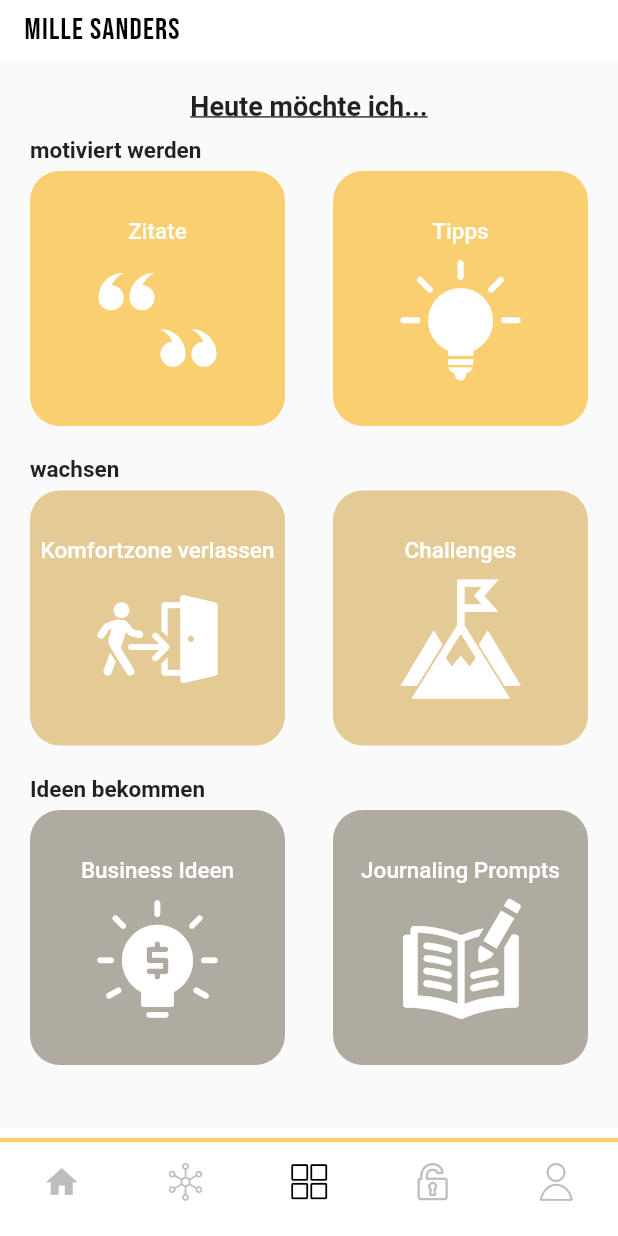
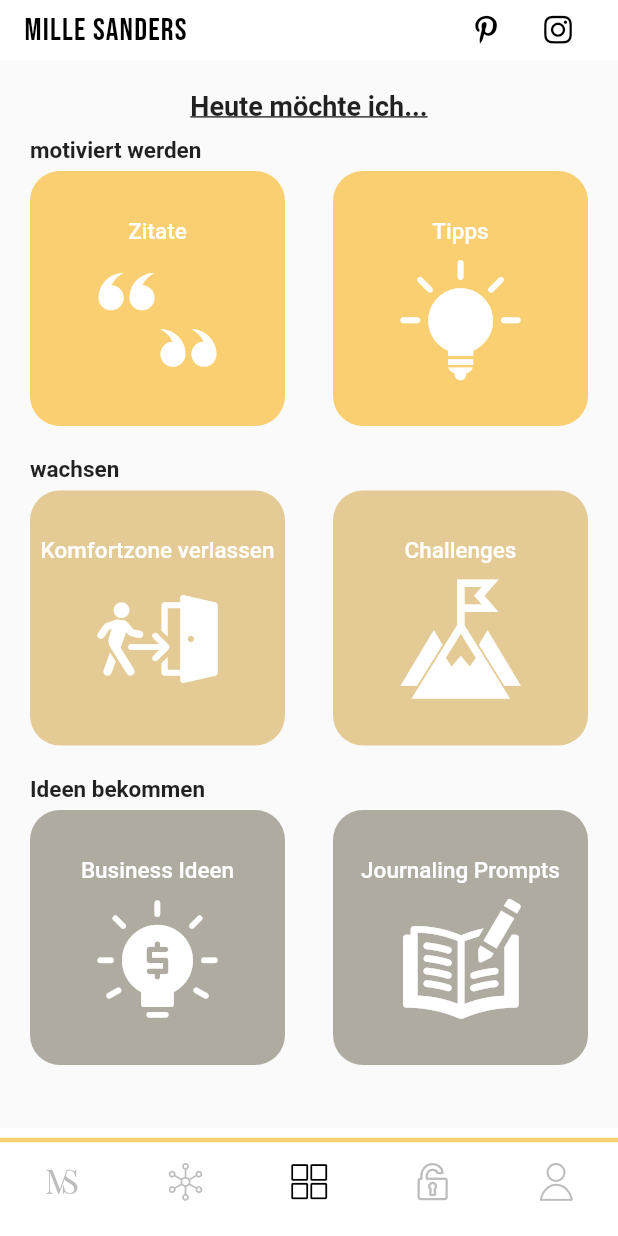
Before and after one commit to lunaticcoding/MilleSandersApp, a Flutter app: the screen it shows after launch, on a phone screen of 412 x 824 dp. Run offline on Flutter 3.47's test engine with Material 2 defaults, Android fonts, the phone set to English and light mode, and no system bars; our stand-ins replace google_fonts, provider_architecture.

Commit message:
#1 add social media icons

```diff
--- a/flutter_app/lib/constants/the_noun_project_icons_icons.dart
+++ b/flutter_app/lib/constants/the_noun_project_icons_icons.dart
@@ -44,4 +44,9 @@ class TheNounProjectIcons {
   static const IconData noun_unlock = const IconData(0xe814, fontFamily: _kFontFam, fontPackage: _kFontPkg);
   static const IconData noun_whatsapp = const IconData(0xe815, fontFamily: _kFontFam, fontPackage: _kFontPkg);
   static const IconData noun_write = const IconData(0xe816, fontFamily: _kFontFam, fontPackage: _kFontPkg);
+  static const IconData logo_millesanders = const IconData(0xe817, fontFamily: _kFontFam, fontPackage: _kFontPkg);
+  static const IconData pinterest = const IconData(0xe818, fontFamily: _kFontFam, fontPackage: _kFontPkg);
+  static const IconData linkedin = const IconData(0xe819, fontFamily: _kFontFam, fontPackage: _kFontPkg);
+  static const IconData instagram = const IconData(0xe81a, fontFamily: _kFontFam, fontPackage: _kFontPkg);
+  static const IconData facebook = const IconData(0xe81b, fontFamily: _kFontFam, fontPackage: _kFontPkg);
 }
--- a/flutter_app/lib/main.dart
+++ b/flutter_app/lib/main.dart
@@ -1,6 +1,5 @@
 import 'package:flutter/material.dart';
-import 'package:flutter_app/constants/k_colors.dart';
-import 'ViewsAndViewModels/mille_sanders_tabbar_view.dart';
+import 'views_and_viewmodels/mille_sanders_tabbar_view.dart';
 
 void main() => runApp(MyApp());
 
--- a/flutter_app/lib/ViewsAndViewModels/card_deck_selection_tab_view.dart
+++ b/flutter_app/lib/views_and_viewmodels/card_deck_selection_tab_view.dart
@@ -1,5 +1,5 @@
 import 'package:flutter/material.dart';
-import 'package:flutter_app/ViewsAndViewModels/card_deck_selection_tab_viewmodel.dart';
+import 'package:flutter_app/views_and_viewmodels/card_deck_selection_tab_viewmodel.dart';
 import 'package:provider_architecture/viewmodel_provider.dart';
 
 class CardDeckSelectionTabView extends StatelessWidget {
--- a/flutter_app/lib/ViewsAndViewModels/mille_sanders_tabbar_view.dart
+++ b/flutter_app/lib/views_and_viewmodels/mille_sanders_tabbar_view.dart
@@ -1,6 +1,6 @@
 import 'package:flutter/material.dart';
-import 'package:flutter_app/ViewsAndViewModels/card_deck_selection_tab_view.dart';
-import 'package:flutter_app/ViewsAndViewModels/mille_sanders_tabbar_viewmodel.dart';
+import 'package:flutter_app/views_and_viewmodels/card_deck_selection_tab_view.dart';
+import 'package:flutter_app/views_and_viewmodels/mille_sanders_tabbar_viewmodel.dart';
 import 'package:flutter_app/constants/k_colors.dart';
 import 'package:flutter_app/constants/the_noun_project_icons_icons.dart';
 import 'package:google_fonts/google_fonts.dart';
@@ -22,11 +22,40 @@ class _MilleSandersTabBarViewState extends State<MilleSandersTabBarView> {
         appBar: PreferredSize(
           preferredSize: Size.fromHeight(40.0),
           child: AppBar(
-            title: Text(
-              "MILLE SANDERS",
-              style: GoogleFonts.bebasNeue(
-                textStyle: TextStyle(color: Colors.black, letterSpacing: 0.8),
-              ),
+            title: Row(
+              mainAxisAlignment: MainAxisAlignment.spaceBetween,
+              children: <Widget>[
+                Text(
+                  "MILLE SANDERS",
+                  style: GoogleFonts.bebasNeue(
+                    textStyle:
+                        TextStyle(color: Colors.black, letterSpacing: 0.8, fontSize: 21),
+                  ),
+                ),
+                Row(
+                  mainAxisAlignment: MainAxisAlignment.end,
+                  children: <Widget>[
+                    IconButton(
+                      padding: EdgeInsets.all(0),
+                      iconSize: 33,
+                      onPressed: model.launchPinterest,
+                      icon: Icon(
+                        TheNounProjectIcons.pinterest,
+                        color: Colors.black,
+                      ),
+                    ),
+                    IconButton(
+                      padding: EdgeInsets.all(0),
+                      iconSize: 33,
+                      onPressed: model.launchInstagram,
+                      icon: Icon(
+                        TheNounProjectIcons.instagram,
+                        color: Colors.black,
+                      ),
+                    ),
+                  ],
+                ),
+              ],
             ),
             centerTitle: false,
             backgroundColor: Colors.white,
@@ -60,7 +89,7 @@ class _MilleSandersTabBarViewState extends State<MilleSandersTabBarView> {
                 onTap: model.setTabIndex,
                 items: <BottomNavigationBarItem>[
                   BottomNavigationBarItem(
-                    icon: Icon(Icons.home),
+                    icon: Icon(TheNounProjectIcons.logo_millesanders),
                     title: Container(
                       height: 0,
                     ),
--- a/flutter_app/pubspec.yaml
+++ b/flutter_app/pubspec.yaml
@@ -25,6 +25,7 @@ dependencies:
   cupertino_icons: ^0.1.2
   google_fonts: ^0.4.0
   path_provider: ^1.6.5
+  url_launcher: ^5.4.2
   provider_architecture: ^1.0.6
 
 dev_dependencies:
```
Also changed, not shown: flutter_app/lib/ViewsAndViewModels/mille_sanders_tabbar_viewmodel.dart (deleted, +0 -10 lines), flutter_app/lib/services/url_launcher_service.dart (added, +11 -0 lines), flutter_app/lib/views_and_viewmodels/mille_sanders_tabbar_viewmodel.dart (added, +19 -0 lines), flutter_app/assets/fonts/TheNounProjectIcons.ttf, flutter_app/lib/models/card_detail.dart (renamed from flutter_app/lib/Models/card_detail.dart), flutter_app/lib/views_and_viewmodels/card_deck_selection_tab_viewmodel.dart (renamed from flutter_app/lib/ViewsAndViewModels/card_deck_selection_tab_viewmodel.dart).
